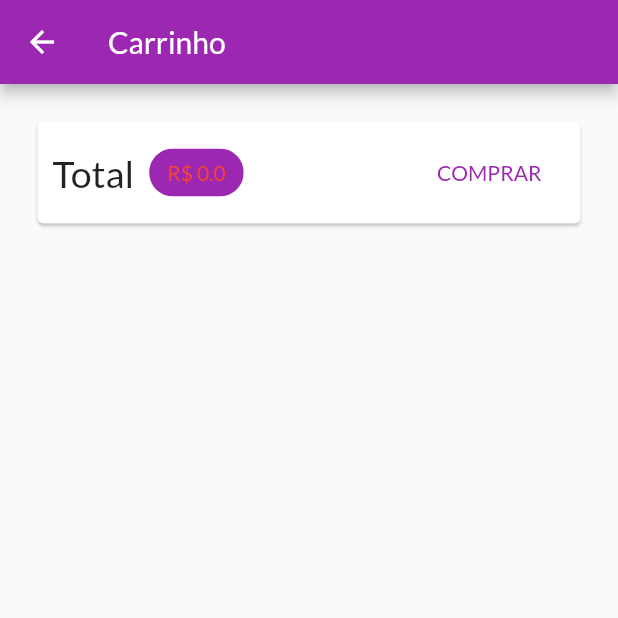
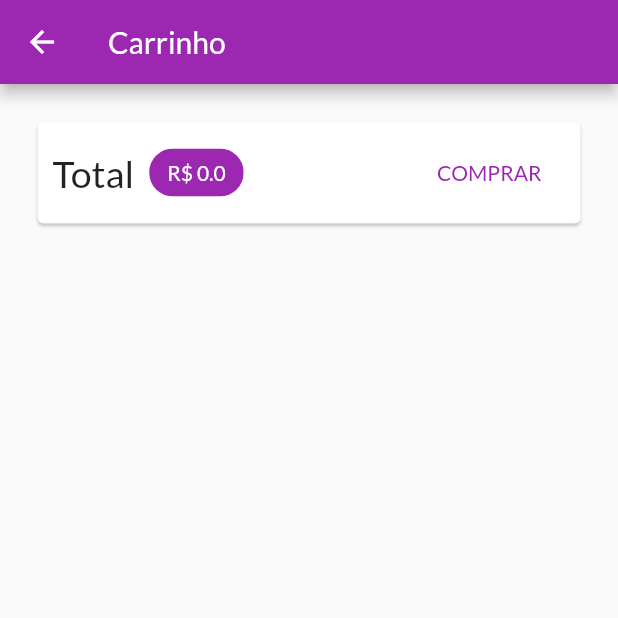
Before and after one commit to leonardfreitas/shop_app, a Flutter app: the CartScreen screen opened by its route, on a phone screen of 412 x 824 dp, the top half of it. Run offline on Flutter 3.47's test engine with Material 2 defaults, Android fonts, the phone set to English and light mode, and no system bars; network calls fail.

Commit message:
cart and product detail

```diff
--- a/lib/providers/cart.dart
+++ b/lib/providers/cart.dart
@@ -5,12 +5,14 @@ import './product.dart';
 
 class CartItem {
   final String id;
+  final String productId;
   final String title;
   final int quantity;
   final double price;
 
   CartItem({
     @required this.id,
+    @required this.productId,
     @required this.title,
     @required this.quantity,
     @required this.price,
@@ -20,9 +22,9 @@ class CartItem {
 class Cart with ChangeNotifier {
   Map<String, CartItem> _items = {};
 
-  Map<String, CartItem> get item => {..._items};
+  Map<String, CartItem> get items => {..._items};
 
-  int get itemCount => _items.length;
+  int get itemsCount => _items.length;
 
   double get totalAmount {
     double total = 0.0;
@@ -38,6 +40,7 @@ class Cart with ChangeNotifier {
         product.id,
         (existingItem) => CartItem(
           id: existingItem.id,
+          productId: product.id,
           title: existingItem.title,
           quantity: existingItem.quantity + 1,
           price: existingItem.price,
@@ -48,6 +51,7 @@ class Cart with ChangeNotifier {
         product.id,
         () => CartItem(
           id: Random().nextDouble().toString(),
+          productId: product.id,
           title: product.title,
           quantity: 1,
           price: product.price,
@@ -56,4 +60,9 @@ class Cart with ChangeNotifier {
     }
     notifyListeners();
   }
+
+  void removeItem(String productId) {
+    _items.remove(productId);
+    notifyListeners();
+  }
 }
--- a/lib/views/cart_screen.dart
+++ b/lib/views/cart_screen.dart
@@ -1,12 +1,14 @@
 import 'package:flutter/material.dart';
 import 'package:provider/provider.dart';
 
+import '../widgets/cart_item_widget.dart';
 import '../providers/cart.dart';
 
 class CartScreen extends StatelessWidget {
   @override
   Widget build(BuildContext context) {
     final Cart cart = Provider.of(context);
+    final cartItems = cart.items.values.toList();
 
     return Scaffold(
         appBar: AppBar(
@@ -30,7 +32,7 @@ class CartScreen extends StatelessWidget {
                       label: Text(
                         'R\$ ${cart.totalAmount}',
                         style: TextStyle(
-                          color: Theme.of(context).textTheme.headline1.color,
+                          color: Colors.white,
                         ),
                       ),
                       backgroundColor: Theme.of(context).primaryColor,
@@ -44,6 +46,15 @@ class CartScreen extends StatelessWidget {
                   ],
                 ),
               ),
+            ),
+            SizedBox(
+              height: 10,
+            ),
+            Expanded(
+              child: ListView.builder(
+                itemCount: cart.itemsCount,
+                itemBuilder: (ctx, i) => CartItemWidget(cartItems[i]),
+              ),
             )
           ],
         ));
--- a/lib/views/products_overview_screen.dart
+++ b/lib/views/products_overview_screen.dart
@@ -54,7 +54,7 @@ class _ProductOverViewScreenState extends State<ProductOverViewScreen> {
               },
             ),
             builder: (ctx, cart, child) => Badge(
-              value: cart.itemCount.toString(),
+              value: cart.itemsCount.toString(),
               child: child,
             ),
           )
```
Also changed, not shown: lib/views/product_detail_screen.dart (+34 -0 lines), lib/widgets/cart_item_widget.dart (added, +54 -0 lines).
